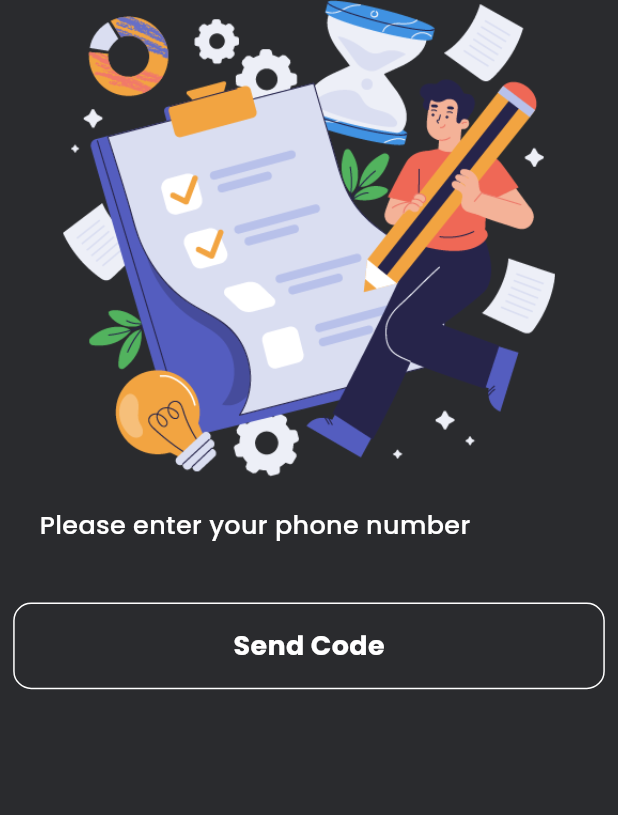
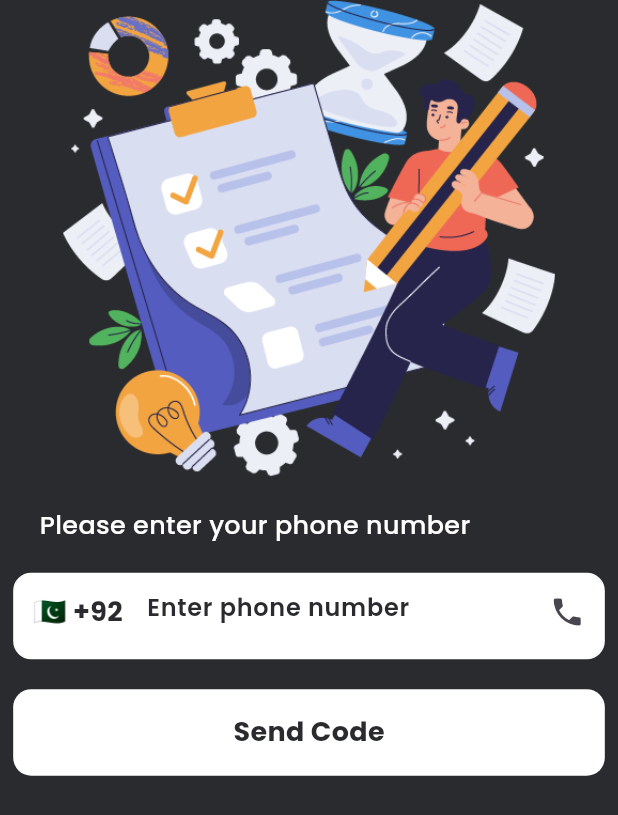
Before and after one commit to MurtazaFlutter/Task-Management, a Flutter app: the LoginPage screen opened directly, on a phone screen of 412 x 824 dp. Shown: the top 815 px of the screen. Run offline on Flutter 3.47's test engine with Material 2 defaults, Android fonts, the phone set to English and light mode, and no system bars; our stand-ins replace country_picker, flutter_screenutil, flutter_vector_icons, gap, google_fonts, hooks_riverpod and 2 more.

Commit message:
done with auth pages

```diff
--- a/lib/common/utils/app_cons.dart
+++ b/lib/common/utils/app_cons.dart
@@ -17,4 +17,5 @@ class AppConstants {
 
   static double kWidth = 375.w;
   static double kHeight = 825.h;
+  static double kRadius = 12.r;
 }
--- a/lib/common/widgets/custom_outline_button.dart
+++ b/lib/common/widgets/custom_outline_button.dart
@@ -24,7 +24,8 @@ class CustomOutLineButton extends StatelessWidget {
         width: width,
         height: height,
         decoration: BoxDecoration(
-          border: Border.all(color: AppConstants.kLight),
+          color: Colors.white,
+          //  border: Border.all(color: AppConstants.kLight),
           borderRadius: BorderRadius.circular(12),
         ),
         child: Center(
--- a/lib/common/widgets/custom_text_field.dart
+++ b/lib/common/widgets/custom_text_field.dart
@@ -0,0 +1,55 @@
+import 'package:flutter/material.dart';
+import 'package:task_management/common/utils/app_imports.dart';
+
+class CustomTextField extends StatelessWidget {
+  const CustomTextField(
+      {super.key,
+      required this.hintText,
+      this.suffixIcon,
+      this.prefixIcon,
+      required this.hintStyle,
+      required this.controller,
+      this.onChanged,
+      this.keyboardType});
+  final TextEditingController controller;
+
+  final TextInputType? keyboardType;
+  final String hintText;
+  final Widget? suffixIcon;
+  final Widget? prefixIcon;
+  final TextStyle hintStyle;
+  final void Function(String)? onChanged;
+  @override
+  Widget build(BuildContext context) {
+    return Container(
+      height: AppConstants.kHeight * 0.07,
+      decoration: BoxDecoration(
+        border: Border.all(
+          color: Colors.white,
+        ),
+        color: AppConstants.kLight,
+        borderRadius: BorderRadius.circular(AppConstants.kRadius),
+      ),
+      child: TextFormField(
+        controller: controller,
+        cursorHeight: 25.h,
+        onChanged: onChanged,
+        style: appStyle(18.sp, AppConstants.kBkDark, FontWeight.w700),
+        keyboardType: keyboardType,
+        decoration: InputDecoration(
+            hintText: hintText,
+            suffixIcon: suffixIcon,
+            prefixIcon: prefixIcon,
+            hintStyle: hintStyle,
+            border: InputBorder.none,
+            errorBorder: const OutlineInputBorder(
+              borderRadius: BorderRadius.zero,
+              borderSide: BorderSide(color: AppConstants.kRed, width: 0.5),
+            ),
+            focusedBorder: const OutlineInputBorder(
+                borderRadius: BorderRadius.zero,
+                borderSide: BorderSide(color: Colors.transparent, width: 0.5))),
+      ),
+    );
+  }
+}
--- a/lib/features/auth/pages/login_page.dart
+++ b/lib/features/auth/pages/login_page.dart
@@ -1,7 +1,9 @@
-import 'package:flutter/material.dart';
+import 'package:country_picker/country_picker.dart';
 import 'package:hooks_riverpod/hooks_riverpod.dart';
 import 'package:task_management/common/utils/app_imports.dart';
 import 'package:task_management/common/widgets/custom_outline_button.dart';
+import 'package:task_management/common/widgets/custom_text_field.dart';
+import 'package:task_management/features/auth/pages/otp_page.dart';
 
 class LoginPage extends ConsumerStatefulWidget {
   const LoginPage({super.key});
@@ -11,6 +13,19 @@ class LoginPage extends ConsumerStatefulWidget {
 }
 
 class _LoginPageState extends ConsumerState<LoginPage> {
+  late final TextEditingController _phoneController = TextEditingController();
+
+  Country country = Country(
+      phoneCode: "92",
+      countryCode: "PK",
+      e164Sc: 0,
+      geographic: true,
+      level: 1,
+      name: "PK",
+      example: "PK",
+      displayName: "PK",
+      displayNameNoCountryCode: "PK",
+      e164Key: "");
   @override
   Widget build(BuildContext context) {
     return Scaffold(
@@ -37,15 +52,48 @@ class _LoginPageState extends ConsumerState<LoginPage> {
                   style: appStyle(17.sp, AppConstants.kLight, FontWeight.w500)),
             ),
             Gap(20.h),
-            // Center(
-            //   child: ,
-            // ),
+            Center(
+              child: CustomTextField(
+                onChanged: (value) {},
+                keyboardType: TextInputType.number,
+                hintText: "Enter phone number",
+                suffixIcon: const Icon(Icons.phone),
+                prefixIcon: Container(
+                  padding: const EdgeInsets.all(12),
+                  child: GestureDetector(
+                    onTap: () {
+                      showCountryPicker(
+                          countryListTheme: CountryListThemeData(
+                              backgroundColor: AppConstants.kBkDark,
+                              textStyle: appStyle(
+                                  16.sp, AppConstants.kLight, FontWeight.bold),
+                              bottomSheetHeight: AppConstants.kHeight * 0.6,
+                              borderRadius: BorderRadius.only(
+                                  topLeft:
+                                      Radius.circular(AppConstants.kRadius))),
+                          context: context,
+                          onSelect: (code) {
+                            setState(() {});
+                          });
+                    },
+                    child: TextWidget(
+                        text: "${country.flagEmoji} +${country.phoneCode}",
+                        style: appStyle(
+                            18.sp, AppConstants.kBkDark, FontWeight.bold)),
+                  ),
+                ),
+                hintStyle:
+                    appStyle(16.sp, AppConstants.kBkDark, FontWeight.w600),
+                controller: _phoneController,
+              ),
+            ),
             Gap(20.h),
             CustomOutLineButton(
-                onTap: () {},
-                width: AppConstants.kWidth * 0.9,
+                onTap: () => Navigator.of(context).push(
+                    MaterialPageRoute(builder: (context) => const OTPPage())),
+                width: AppConstants.kWidth * 0.85,
                 height: AppConstants.kHeight * 0.07,
-                color: AppConstants.kLight,
+                color: AppConstants.kBkDark,
                 text: "Send Code")
           ],
         ),
--- a/lib/features/onboarding/pages/page_two.dart
+++ b/lib/features/onboarding/pages/page_two.dart
@@ -28,7 +28,7 @@ class PageTwo extends StatelessWidget {
               },
               width: AppConstants.kWidth * 0.9,
               height: AppConstants.kHeight * 0.06,
-              color: AppConstants.kLight,
+              color: AppConstants.kBkDark,
               text: "Login with a phone number"),
         ],
       ),
--- a/lib/main.dart
+++ b/lib/main.dart
@@ -20,6 +20,8 @@ class MyApp extends StatelessWidget {
           return MaterialApp(
             title: 'Flutter Task Management',
             theme: ThemeData(
+              appBarTheme: const AppBarTheme(
+                  iconTheme: IconThemeData(color: AppConstants.kLight)),
               scaffoldBackgroundColor: AppConstants.kBkDark,
               colorScheme: ColorScheme.fromSeed(seedColor: Colors.deepPurple),
               useMaterial3: true,
--- a/pubspec.yaml
+++ b/pubspec.yaml
@@ -41,6 +41,8 @@ dependencies:
   gap: ^3.0.1
   flutter_vector_icons: ^2.0.0
   smooth_page_indicator: ^1.1.0
+  country_picker: ^2.0.22
+  pinput: ^3.0.1
 
 dev_dependencies:
   flutter_test:
```
Also changed, not shown: lib/features/auth/pages/otp_page.dart (added, +46 -0 lines), pubspec.lock.
